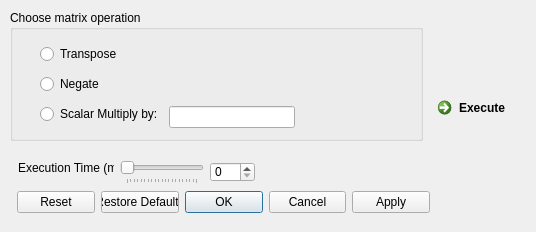
First picture: the form in src/Interface/Modules/Math/EvaluateLinearAlgebraUnary.ui, repository SCIInstitute/SCIRun, before the edit.
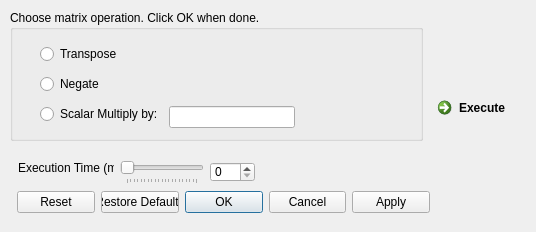
Second picture: the form after the edit.

Commit message: Update dialog text.

```diff
--- a/src/Interface/Modules/Math/EvaluateLinearAlgebraUnary.ui
+++ b/src/Interface/Modules/Math/EvaluateLinearAlgebraUnary.ui
@@ -42,9 +42,9 @@
     </rect>
    </property>
    <property name="title">
-    <string>Choose matrix operation</string>
+    <string>Choose matrix operation. Click OK when done.</string>
    </property>
-   <widget class="QWidget" name="">
+   <widget class="QWidget" name="layoutWidget">
     <property name="geometry">
      <rect>
       <x>30</x>
```
